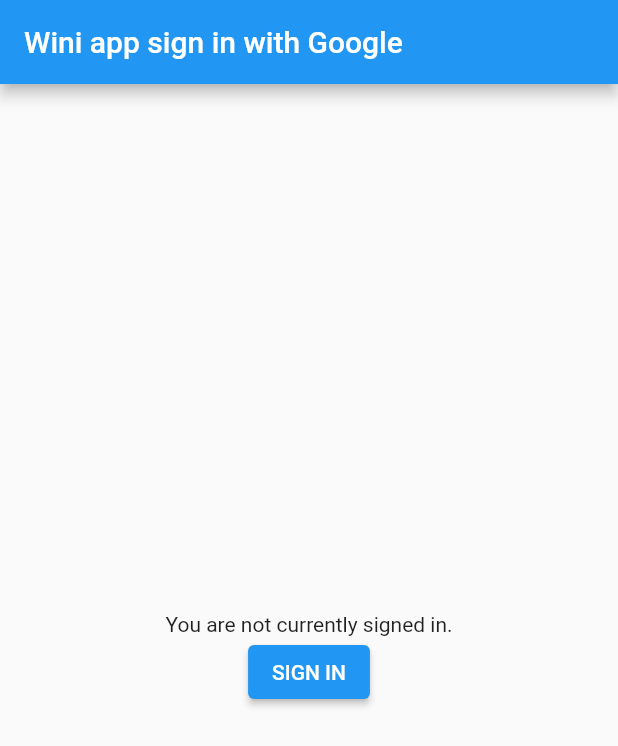
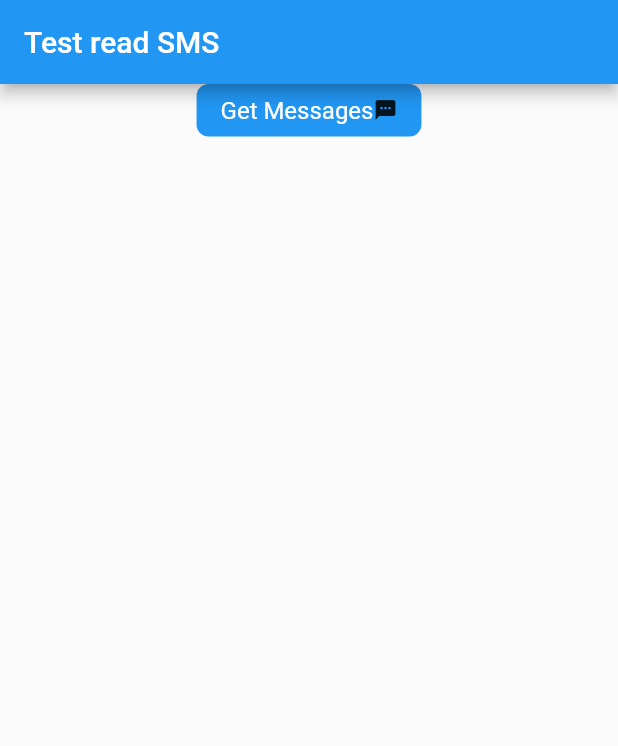
Before and after one commit to thuno/wini_web, a Flutter app: the screen it shows after launch, on a phone screen of 412 x 824 dp. Shown: the top 746 px of the screen. Run offline on Flutter 3.47's test engine with Material 2 defaults, Android fonts, the phone set to English and light mode, and no system bars; our stand-ins replace google_sign_in, socket_io_client; missing offline and left inert: sms_advanced; network calls fail.

Commit message:
test read sms

```diff
--- a/lib/config.dart
+++ b/lib/config.dart
@@ -1,4 +1,4 @@
 class Config {
-  static String urlSocketIO = "http://10.15.153.42:4000"; // A Đông Dùng
-  // static String urlSocketIO = "http://socket.wini.vn:4000";
+  // static String urlSocketIO = "http://10.15.153.42:4000"; // A Đông Dùng
+  static String urlSocketIO = "https://base.wini.vn";
 }
--- a/lib/login_page.dart
+++ b/lib/login_page.dart
@@ -9,7 +9,7 @@
     // clientId: '479882132969-9i9aqik3jfjd7qhci1nqf0bm2g71rm1u.apps.googleusercontent.com',
     scopes: <String>[
       'email',
-      'https://www.googleapis.com/auth/userinfo.profile',
+      'https://www.googleapis.com/auth/contacts.readonly',
     ],
   );
 
@@ -45,6 +45,7 @@
     // );
     // final FirebaseAuth _firebaseAuth = FirebaseAuth.instance;
     print(widget.socketId);
+    try {
       final GoogleSignInAccount? googleUser = await GoogleService.googleSignIn.signIn();
       GoogleService.user = googleUser;
       final GoogleSignInAuthentication googleAuth = await googleUser!.authentication;
@@ -57,6 +58,9 @@
       }
       (Router.of(context).routerDelegate as MyRouteDelegate).myRouteConfig =
           MyRouteConfig(pathName: RoutePage.home, socketId: widget.socketId);
+    } catch (e) {
+      print(e);
+    }
   }
 
   @override
--- a/lib/socket_io.dart
+++ b/lib/socket_io.dart
@@ -26,7 +26,6 @@
   }
 
   static void emitGoogle({String? accessToken, String? idToken, String? socketId}) {
-    print('client-google');
     socket.emit('client-google', {
       "url": 'Customer/GoogleCallback?accesstoken=$accessToken&token=$idToken',
       "data": null,
--- /dev/null
+++ b/lib/test_sms.dart
@@ -0,0 +1,73 @@
+import 'package:flutter/material.dart';
+import 'package:sms_advanced/sms_advanced.dart';
+
+class ReadSMS extends StatefulWidget {
+  const ReadSMS({Key? key}) : super(key: key);
+
+  @override
+  State<ReadSMS> createState() => _ReadSMSState();
+}
+
+class _ReadSMSState extends State<ReadSMS> {
+  List<SmsMessage> messages = [];
+  Future getAllMessages() async {
+    SmsQuery query = SmsQuery();
+    messages = await query.querySms(kinds: [SmsQueryKind.Inbox, SmsQueryKind.Draft, SmsQueryKind.Sent]);
+    debugPrint("Total Messages : " + messages.length.toString());
+    // messages.forEach((element) {
+    //   print(element.body);
+    // });
+    setState(() {});
+  }
+
+  @override
+  Widget build(BuildContext context) {
+    return Scaffold(
+      appBar: AppBar(
+        title: const Text('Test read SMS'),
+      ),
+      body: Column(
+        children: [
+          InkWell(
+            onTap: getAllMessages,
+            child: Container(
+              decoration: BoxDecoration(
+                color: Colors.blue,
+                borderRadius: BorderRadius.circular(8),
+              ),
+              padding: const EdgeInsets.symmetric(horizontal: 16, vertical: 8),
+              child: Row(
+                mainAxisSize: MainAxisSize.min,
+                children: const [
+                  Text(
+                    'Get Messages',
+                    style: TextStyle(fontSize: 16, color: Colors.white),
+                  ),
+                  Icon(Icons.sms, size: 16),
+                ],
+              ),
+            ),
+          ),
+          Expanded(
+            child: ListView.separated(
+              itemBuilder: (context, index) {
+                return Wrap(
+                  children: [
+                    Text(
+                      messages[index].toMap.toString(),
+                      maxLines: 4,
+                    )
+                  ],
+                );
+              },
+              separatorBuilder: (context, index) => const SizedBox(
+                height: 8.0,
+              ),
+              itemCount: messages.length,
+            ),
+          ),
+        ],
+      ),
+    );
+  }
+}
--- a/pubspec.yaml
+++ b/pubspec.yaml
@@ -39,6 +39,7 @@
   google_sign_in: ^5.3.2
   socket_io_client: ^1.0.2
   web_socket_channel: ^2.1.0
+  sms_advanced: ^1.0.1
   flutter_test:
     sdk: flutter
 
```
Also changed, not shown: lib/main.dart (+16 -16 lines), pubspec.lock, 4 other files. Lines whose indentation alone changed are shown as unchanged.
